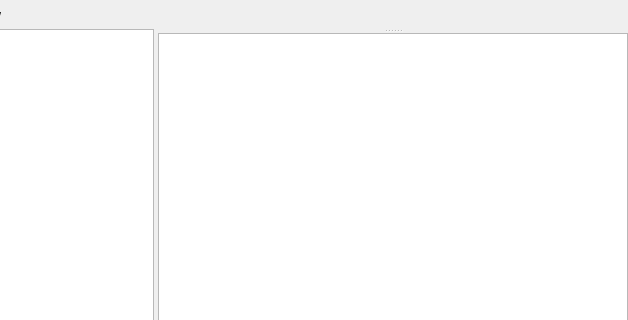
The window that widgets/stripeditor/editor.ui (ShadobaDev/Platemaker-qt) describes before a commit, drawn with Qt 5; both pictures show x 372 to 1000 and y 0 to 320 of the 1000 by 760 pixel window.
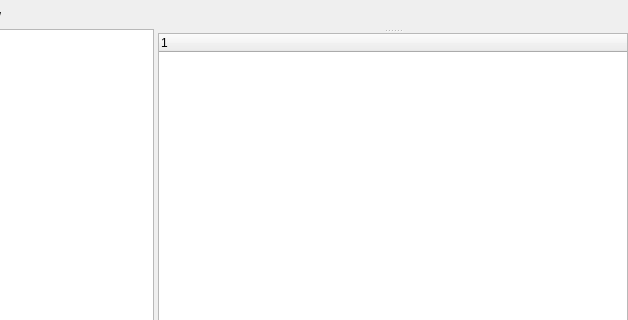
The same window after the commit.

Commit message: feat(stripeditor): the strip and its pages in the object tree, with per-page colour exclusion

```diff
--- a/widgets/stripeditor/editor.ui
+++ b/widgets/stripeditor/editor.ui
@@ -215,7 +215,7 @@
        <enum>Qt::Vertical</enum>
       </property>
       <widget class="QStackedWidget" name="objectProperties"/>
-      <widget class="QListWidget" name="artifactList"/>
+      <widget class="QTreeWidget" name="artifactList"/>
      </widget>
     </widget>
    </item>
```
The commit also changes 10 other files.
